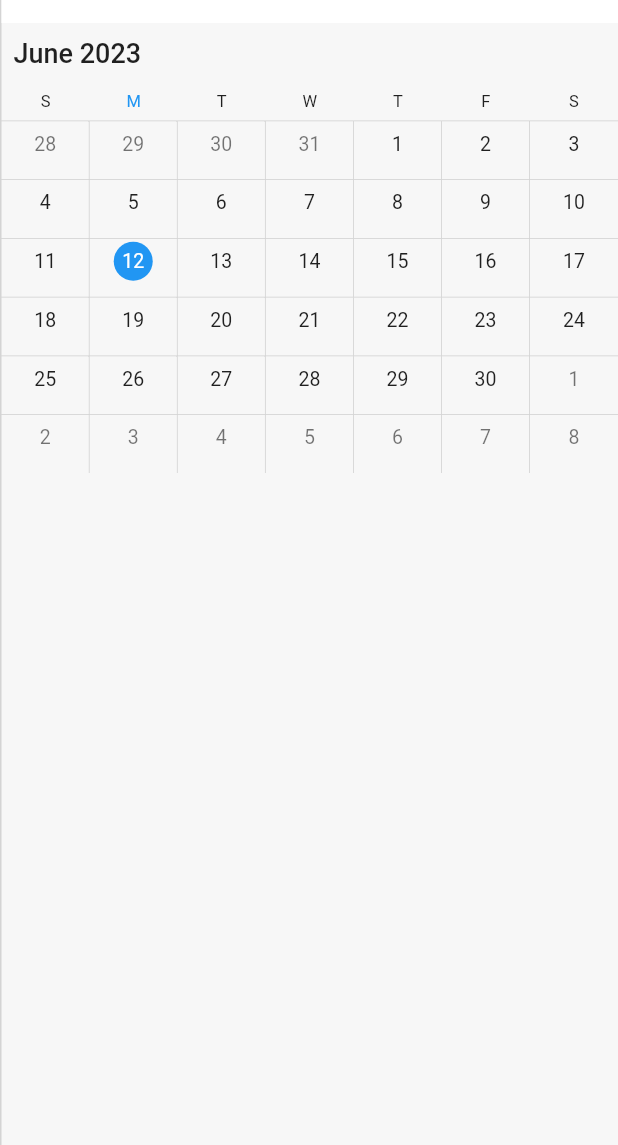
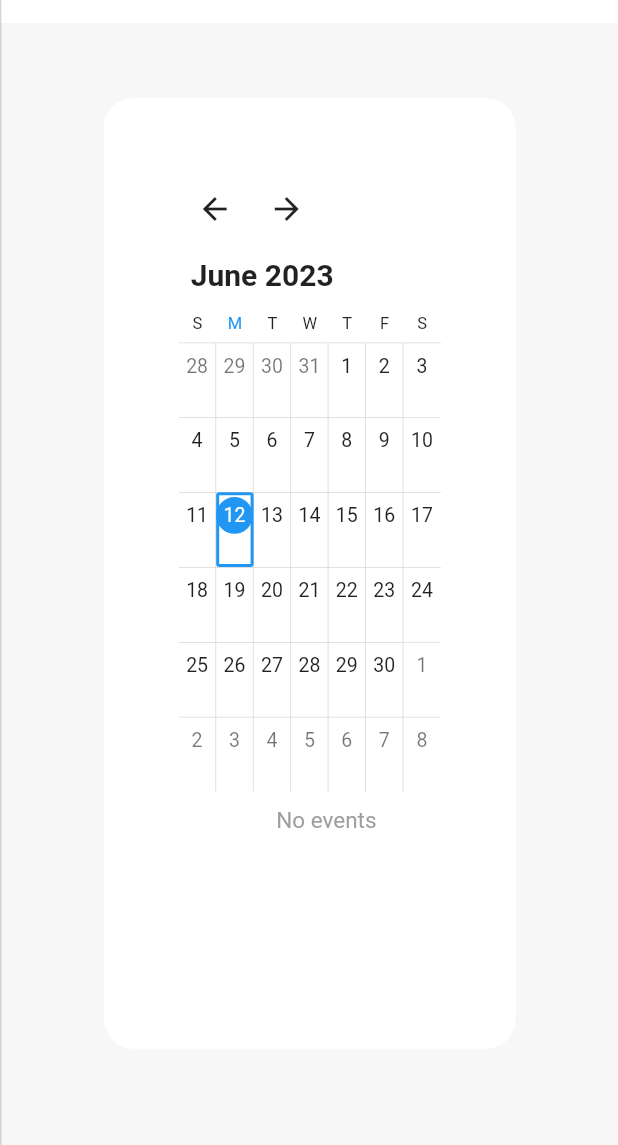
Before and after one commit to yespanalo/sinalhan_clinic_system_web, a Flutter app: the Schedules widget shown alone on an empty page, opened directly with empty values, on a phone screen of 412 x 824 dp, the part 91-1236 px from its top. Run offline on Flutter 3.47's test engine with Material 2 defaults, Android fonts, the phone set to English and light mode, and no system bars; drawn by our look-alikes of syncfusion_flutter_calendar; our stand-ins replace cloud_firestore, csv, file_picker, firebase_auth, firebase_core, firebase_storage and 4 more; missing offline and left inert: dart:html, image_picker_for_web, sweetsheet; accounts and stored records are empty; Roboto replaces fonts that are missing (Mont).

Commit message:
fixed schedule

```diff
--- a/lib/pages/appointment/schedules.dart
+++ b/lib/pages/appointment/schedules.dart
@@ -26,6 +26,8 @@ class _SchedulesState extends State<Schedules> {
     return format.format(dt);
   }
 
+  CalendarController _calendarController = CalendarController();
+
   List<Appointment> _appointments = [];
   @override
   void initState() {
@@ -34,31 +36,52 @@ class _SchedulesState extends State<Schedules> {
   }
 
   void loadAppointments() async {
-    QuerySnapshot appointmentsSnapshot =
-        await FirebaseFirestore.instance.collectionGroup('appointments').get();
+    QuerySnapshot patientSnapshot =
+        await FirebaseFirestore.instance.collection('patients').get();
 
     List<Appointment> appointments = [];
-    appointmentsSnapshot.docs.forEach((appointmentDoc) {
-      Map<String, dynamic>? appointmentData =
+
+    for (QueryDocumentSnapshot patientDoc in patientSnapshot.docs) {
+      String firstName = patientDoc['first name'];
+      String lastName = patientDoc['last name'];
+
+      QuerySnapshot appointmentSnapshot = await patientDoc.reference
+          .collection('appointments')
+          .orderBy('visit date')
+          .get();
+
+      List<Appointment> patientAppointments = appointmentSnapshot.docs
+          .map((appointmentDoc) {
+            Map<String, dynamic>? data =
                 appointmentDoc.data() as Map<String, dynamic>?;
 
-      if (appointmentData != null) {
-        DateTime? visitDate = appointmentData['visitDate']?.toDate();
-        String? reasonOfVisit = appointmentData['reasonOfVisit'];
+            if (data != null) {
+              DateTime? visitDate = data['visit date']?.toDate();
+              String? reasonOfVisit = data['reason of visit'];
 
               if (visitDate != null && reasonOfVisit != null) {
-          Appointment appointment = Appointment(
-            startTime: visitDate,
-            endTime: visitDate.add(Duration(hours: 1)),
+                final DateTime today = DateTime.now();
+
+                return Appointment(
+                  startTime: visitDate.add(Duration(hours: 8)),
+                  endTime: visitDate.add(Duration(hours: 12)),
                   subject: reasonOfVisit,
+                  patientName: '$firstName $lastName', // Add patient name
                 );
-          appointments.add(appointment);
               }
             }
-    });
+
+            return null;
+          })
+          .whereType<Appointment>()
+          .toList();
+
+      appointments.addAll(patientAppointments);
+    }
 
     setState(() {
       _appointments = appointments;
+      print(_appointments);
     });
   }
 
@@ -117,9 +140,63 @@ class _SchedulesState extends State<Schedules> {
                   ],
                 ),
               ),
-              SfCalendar(
-                view: CalendarView.month, // Display the calendar in month view
-                dataSource: _DataSource(appointments: _appointments),
+              SizedBox(
+                height: 50,
+              ),
+              Container(
+                decoration: BoxDecoration(
+                  color: Colors.white,
+                  borderRadius: BorderRadius.circular(20.0),
+                ),
+                padding: EdgeInsets.all(50),
+                width: MediaQuery.of(context).size.width / 1.5,
+                height: MediaQuery.of(context).size.height / 1.3,
+                child: Column(
+                  children: [
+                    Container(
+                      child: Row(
+                        children: [
+                          IconButton(
+                            icon: Icon(Icons.arrow_back),
+                            onPressed: () {
+                              _calendarController
+                                  .backward!(); // Go to the previous month
+                            },
+                          ),
+                          IconButton(
+                            icon: Icon(Icons.arrow_forward),
+                            onPressed: () {
+                              _calendarController
+                                  .forward!(); // Go to the next month
+                            },
+                          ),
+                        ],
+                      ),
+                    ),
+                    Expanded(
+                      child: SfCalendar(
+                        initialSelectedDate: DateTime.now(),
+                        view: CalendarView.month,
+                        monthViewSettings: MonthViewSettings(
+                            showAgenda: true,
+                            agendaItemHeight: 100,
+                            agendaStyle: AgendaStyle(
+                                appointmentTextStyle: TextStyle(
+                                    fontWeight: FontWeight.bold,
+                                    color: Colors.white))),
+                        dataSource:
+                            _MyCalendarDataSource(appointments: _appointments),
+                        controller: _calendarController,
+                        headerStyle: CalendarHeaderStyle(
+                          textStyle: TextStyle(
+                            fontSize: 20,
+                            fontWeight: FontWeight.bold,
+                          ),
+                        ),
+                      ),
+                    ),
+                  ],
+                ),
               ),
             ],
           ),
@@ -127,10 +204,36 @@ class _SchedulesState extends State<Schedules> {
   }
 }
 
-class _DataSource extends CalendarDataSource {
-  _DataSource({required List<Appointment> appointments}) {
-    appointments.forEach((appointment) {
-      this.appointments?.add(appointment);
+class _MyCalendarDataSource extends CalendarDataSource {
+  _MyCalendarDataSource({required List<Appointment> appointments}) {
+    this.appointments = appointments;
+  }
+  @override
+  String getSubject(int index) {
+    return appointments![index].patientName; // Use meeting name as subject
+  }
+
+  @override
+  DateTime getStartTime(int index) {
+    return appointments![index].startTime;
+  }
+
+  @override
+  DateTime getEndTime(int index) {
+    return appointments![index].endTime;
+  }
+}
+
+class Appointment {
+  final DateTime startTime;
+  final DateTime endTime;
+  final String subject;
+  final String patientName; // Add the patientName property
+
+  Appointment({
+    required this.startTime,
+    required this.endTime,
+    required this.subject,
+    required this.patientName,
   });
 }
-}
```
Also changed, not shown: lib/home.dart (+8 -8 lines). Lines whose indentation alone changed are shown as unchanged.
